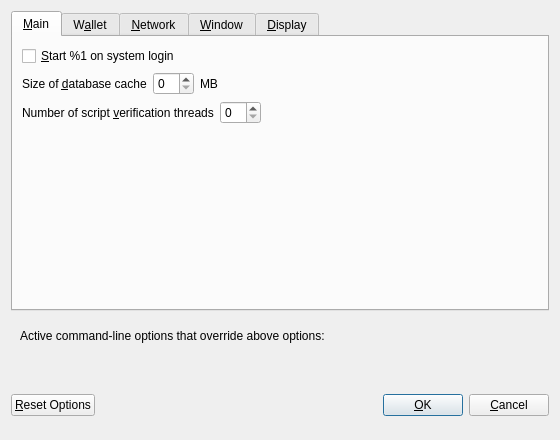
Above: src/qt/forms/optionsdialog.ui from counos/CounosCoin before the change. Below: the same form after it.
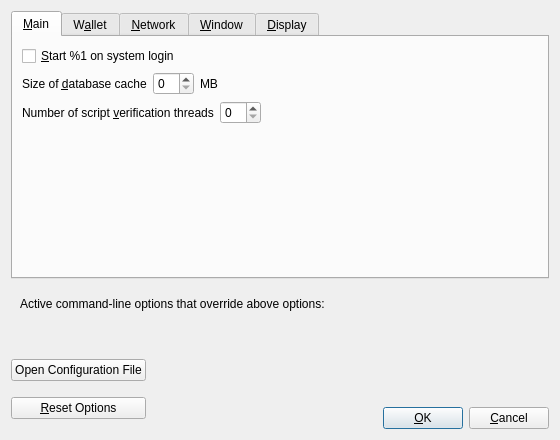
That is the form after the change. Custom widgets are drawn as their Qt base class.

The edit to the form file:
```diff
--- a/src/qt/forms/optionsdialog.ui
+++ b/src/qt/forms/optionsdialog.ui
@@ -692,6 +692,21 @@
    <item>
     <layout class="QHBoxLayout" name="horizontalLayout_Buttons">
      <item>
+      <layout class="QVBoxLayout" name="verticalLayout_Buttons">
+       <item>
+        <widget class="QPushButton" name="openBitcoinConfButton">
+         <property name="toolTip">
+          <string>Open the %1 configuration file from the working directory.</string>
+         </property>
+         <property name="text">
+          <string>Open Configuration File</string>
+         </property>
+         <property name="autoDefault">
+          <bool>false</bool>
+         </property>
+        </widget>
+       </item>
+       <item>
       <widget class="QPushButton" name="resetButton">
        <property name="toolTip">
         <string>Reset all client options to default.</string>
@@ -704,6 +719,8 @@
        </property>
       </widget>
      </item>
+      </layout>
+     </item>
      <item>
       <spacer name="horizontalSpacer_1">
        <property name="orientation">
@@ -756,6 +773,23 @@
       </spacer>
      </item>
      <item>
+      <layout class="QVBoxLayout" name="verticalLayout_4">
+       <item>
+        <spacer name="verticalSpacer">
+         <property name="orientation">
+          <enum>Qt::Vertical</enum>
+         </property>
+         <property name="sizeHint" stdset="0">
+          <size>
+           <width>20</width>
+           <height>40</height>
+          </size>
+         </property>
+        </spacer>
+       </item>
+       <item>
+        <layout class="QHBoxLayout" name="horizontalLayout">
+         <item>
       <widget class="QPushButton" name="okButton">
        <property name="text">
         <string>&amp;OK</string>
@@ -777,6 +811,10 @@
         <bool>false</bool>
        </property>
       </widget>
+         </item>
+        </layout>
+       </item>
+      </layout>
      </item>
     </layout>
    </item>
```
Left out of the diff: 6 changed lines with no effect on the pictures. Lines whose indentation alone changed are shown as unchanged.
